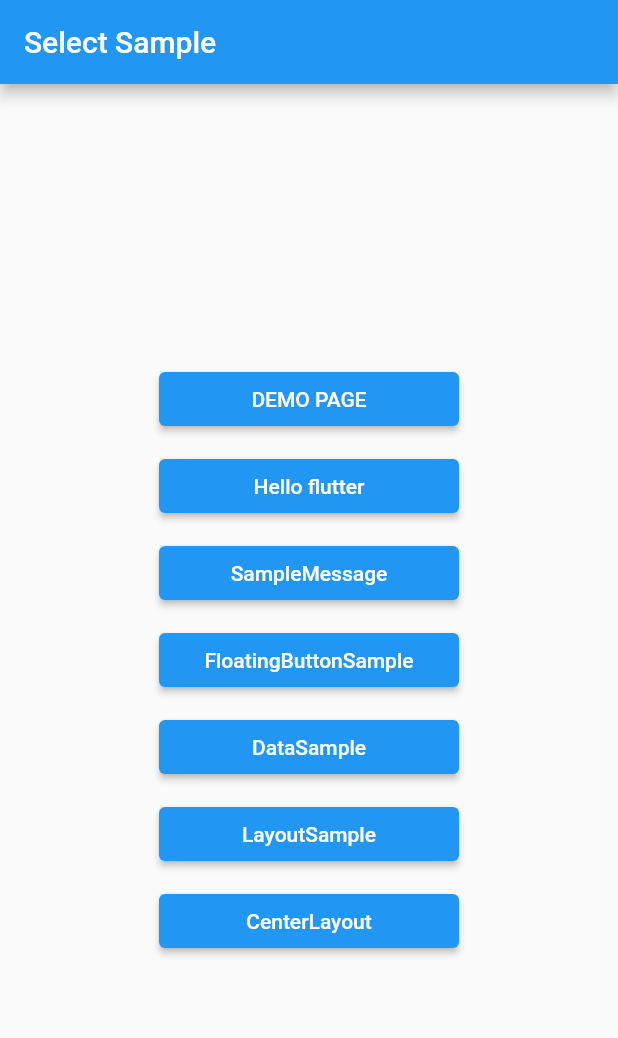
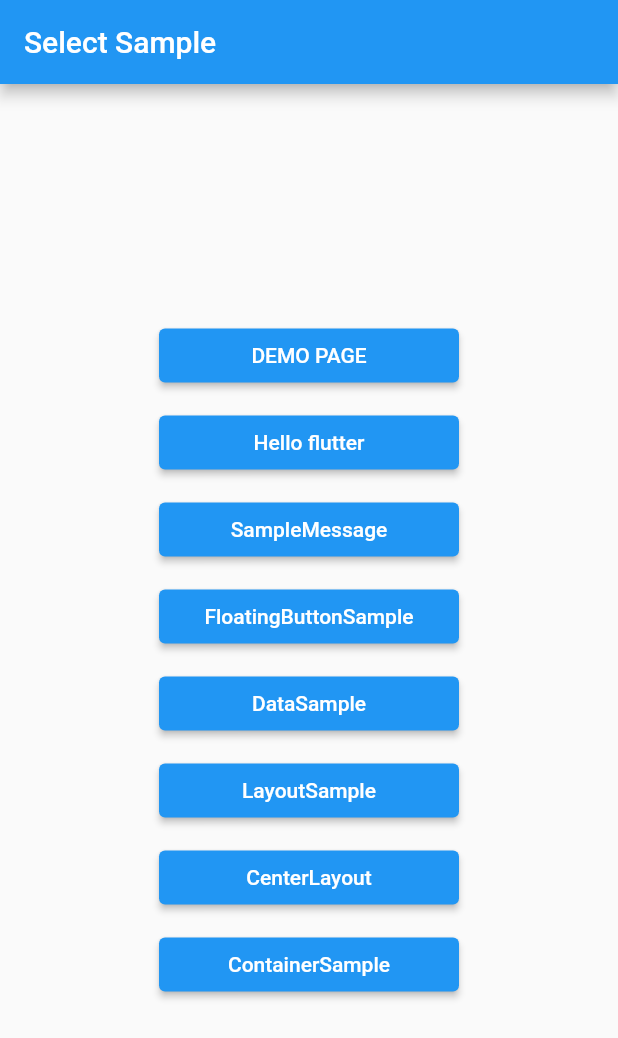
Before and after one commit to expensive-garbage/Kashiwara0205-flutter_samples, a Flutter app: the screen it shows after launch, on a phone screen of 412 x 824 dp. Shown: the top 1038 px of the screen. Run offline on Flutter 3.47's test engine with Material 2 defaults, Android fonts, the light colour scheme and no system bars.

Commit message:
Add container layout

```diff
--- a/lib/menu.dart
+++ b/lib/menu.dart
@@ -1,4 +1,5 @@
 import 'package:flutter/material.dart';
+import "package:flutter_samples/container_layout.dart";
 import "demo.dart";
 import 'hello_flutter.dart';
 import "sample_message.dart";
@@ -106,6 +107,15 @@
                     onPressed: onClickNextPage(const CenterLayout()),
                     child: const Text("CenterLayout")),
               ),
+              Padding(
+                padding: const EdgeInsets.all(5.0),
+                child: ElevatedButton(
+                    style: ElevatedButton.styleFrom(
+                        fixedSize: const Size.fromWidth(_buttonWidth)),
+                    key: null,
+                    onPressed: onClickNextPage(const ContainerLayout()),
+                    child: const Text("ContainerSample")),
+              ),
             ])));
   }
 
```
Also changed, not shown: lib/container_layout.dart (added, +48 -0 lines).
